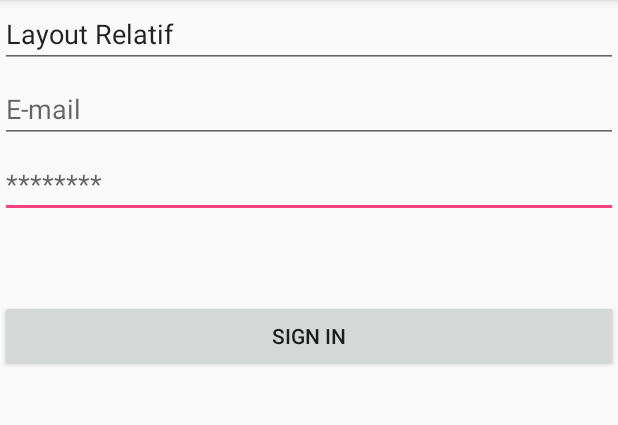
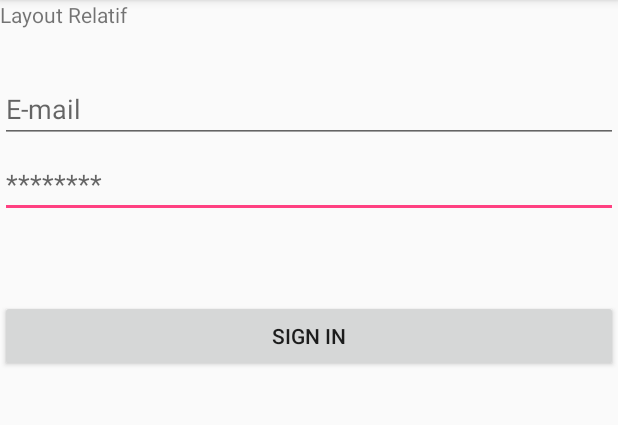
Before and after one commit to HEIG-Boom/SYM_Labo1, an Android app: the screen it shows after launch (MainActivity), on a phone screen of 412 x 824 dp, the part 84-509 px from its top. Run offline under Robolectric (Android 15) with nearby library versions, the phone set to English and light mode, and no system bars.

Commit message:
Made back button work and tweaked relative layout

```diff
--- a/src/app/src/main/java/ch/heigvd/sym/template/MainActivity.java
+++ b/src/app/src/main/java/ch/heigvd/sym/template/MainActivity.java
@@ -83,7 +83,6 @@ public class MainActivity extends AppCompatActivity {
                 intent.putExtra("passwordGiven", psw);
                 startActivity(intent);
                 Toast.makeText(MainActivity.this, getResources().getString(R.string.good), Toast.LENGTH_LONG).show();
-                finish();
             } else {
                 // Wrong combination, display pop-up dialog and stay on login screen
                 showErrorDialog();
--- a/src/app/src/main/res/layout/authent_rel.xml
+++ b/src/app/src/main/res/layout/authent_rel.xml
@@ -4,12 +4,12 @@
     android:layout_height="match_parent"
     android:orientation="vertical" >
 
-    <EditText
+    <TextView
         android:id="@+id/title"
         android:layout_width="match_parent"
         android:layout_height="wrap_content"
         android:ems="10"
-        android:inputType="textPersonName"
+        android:inputType="none"
         android:text="Layout Relatif" />
 
     <EditText
```
